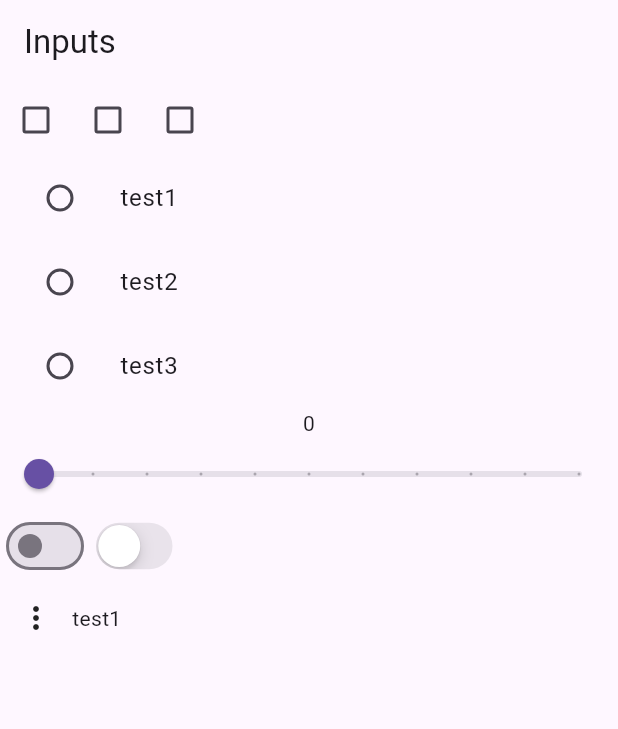
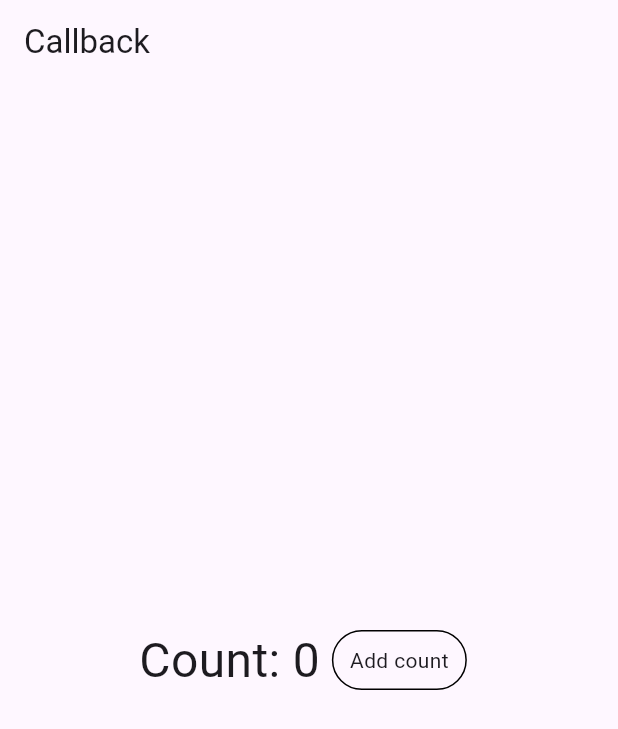
Before and after one commit to nickkies/flutter, a Flutter app: the screen it shows after launch, on a phone screen of 412 x 824 dp. Shown: the top 729 px of the screen. Run offline on Flutter 3.47's test engine with Material 3 defaults, Android fonts, the light colour scheme and no system bars.

Commit message:
🖊️ Callback

```diff
--- /dev/null
+++ b/flutter_kibon/lib/callback.dart
@@ -0,0 +1,80 @@
+import 'package:flutter/material.dart';
+
+class MyCallback extends StatelessWidget {
+  const MyCallback({super.key});
+
+  @override
+  Widget build(BuildContext context) {
+    return MaterialApp(
+      home: SafeArea(
+        child: Scaffold(
+          appBar: AppBar(title: const Text('Callback')),
+          body: const MyWidget(),
+        ),
+      ),
+    );
+  }
+}
+
+class MyWidget extends StatefulWidget {
+  const MyWidget({super.key});
+
+  @override
+  State<MyWidget> createState() => _MyWidgetState();
+}
+
+class _MyWidgetState extends State<MyWidget> {
+  late int cnt;
+
+  @override
+  void initState() {
+    super.initState();
+    cnt = 0;
+  }
+
+  @override
+  Widget build(BuildContext context) {
+    return Center(
+      child: Row(
+        mainAxisAlignment: MainAxisAlignment.center,
+        crossAxisAlignment: CrossAxisAlignment.center,
+        children: [
+          Text('Count: $cnt', style: const TextStyle(fontSize: 32)),
+          // MyBtn(() => setState(() => ++cnt)),
+          MyBtn((int val) => setState(() => cnt += val)),
+        ],
+      ),
+    );
+  }
+
+  void addCnt(int val) => setState(() => cnt += val);
+}
+
+class MyBtn extends StatelessWidget {
+  const MyBtn(this.callback, {super.key});
+
+  // final VoidCallback callback;
+  final Function(int) callback;
+
+  @override
+  Widget build(BuildContext context) {
+    // return InkWell(
+    return GestureDetector(
+      // onTap: () => callback.call(),
+      onTap: () => callback.call(1),
+      onDoubleTap: () => callback.call(4),
+      onLongPress: () => callback.call(100),
+      child: Container(
+        width: 90,
+        height: 40,
+        padding: const EdgeInsets.symmetric(horizontal: 8, vertical: 5),
+        margin: const EdgeInsets.symmetric(horizontal: 8),
+        decoration: BoxDecoration(
+          border: Border.all(),
+          borderRadius: BorderRadius.circular(20),
+        ),
+        child: const Center(child: Text('Add count')),
+      ),
+    );
+  }
+}
--- a/flutter_kibon/lib/main.dart
+++ b/flutter_kibon/lib/main.dart
@@ -1,5 +1,6 @@
 import 'package:flutter/material.dart';
-import 'package:flutter_kibon/inputs.dart';
+import 'package:flutter_kibon/callback.dart';
+// import 'package:flutter_kibon/inputs.dart';
 // import 'package:flutter_kibon/state.dart';
 // import 'package:flutter_kibon/constraint.dart';
 // import 'package:flutter_kibon/stack_container.dart';
@@ -9,5 +10,5 @@ import 'package:flutter_kibon/inputs.dart';
 // import 'package:flutter_kibon/material.dart';
 
 void main() {
-  runApp(const Inputs());
+  runApp(const MyCallback());
 }
```
